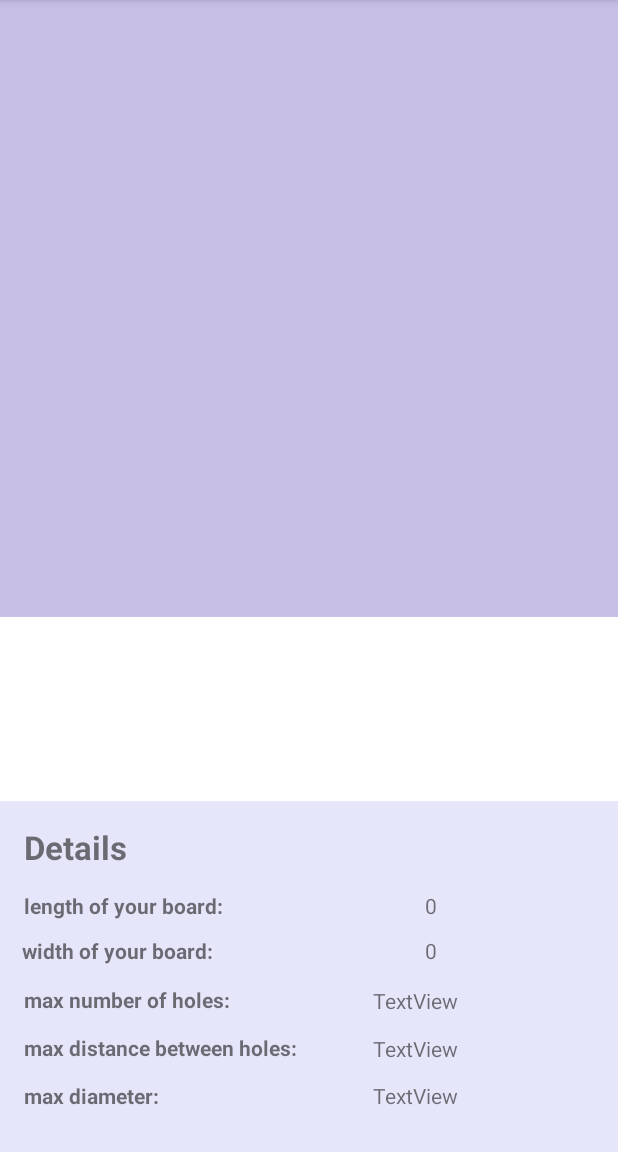
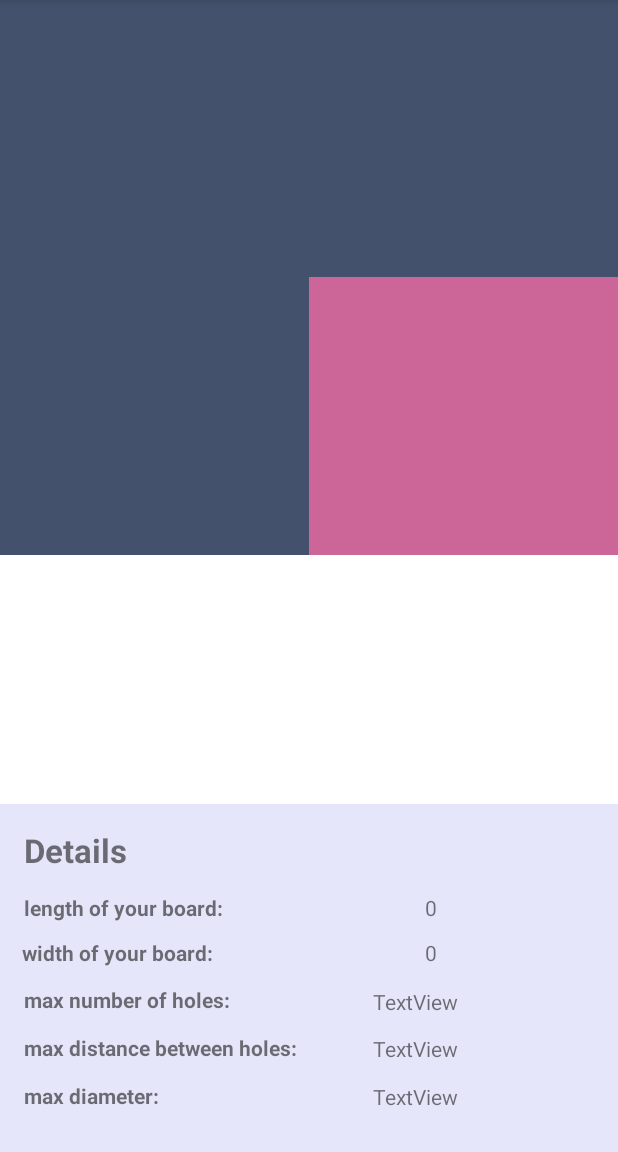
Before and after one commit to christopher-maier/Drilling-assistent, an Android app: the Main2Activity screen opened directly, with no data from a screen before it, on a phone screen of 412 x 824 dp, the part 84-1236 px from its top. Run offline under Robolectric (Android 15) with nearby library versions, the phone set to English and light mode, and no system bars.

Commit message:
Add files via upload

```diff
--- a/src/main/java/com/example/christopher/drillingassistant/Canvas.java
+++ b/src/main/java/com/example/christopher/drillingassistant/Canvas.java
@@ -21,22 +21,9 @@ public class Canvas extends View{
     double distance = dataObject.getDistance();
     double diameter = dataObject.getDiameter();
 
-    private Rect rectangle;
-    private Paint paint;
-
     public Canvas(Context context) {
         super(context);
         init(null);
-
-        int x = 50;
-        int y = 50;
-
-        // create a rectangle that we'll draw later
-        rectangle = new Rect(x, y, (int) length,(int) width);
-
-        // create the Paint and set its color
-        paint = new Paint();
-        paint.setColor(Color.GRAY);
     }
 
     public Canvas(Context context, @Nullable AttributeSet attrs) {
@@ -60,7 +47,18 @@ public class Canvas extends View{
 
     @Override
     protected void onDraw(android.graphics.Canvas canvas) {
-        canvas.drawColor(Color.RED);
-        //canvas.drawRect(rectangle, paint);
+        canvas.drawColor(Color.parseColor("#43516c"));
+
+        Rect rect = new Rect();
+        rect.left = (int) ((canvas.getWidth() - length) / 2);
+        rect.top = (int) ((canvas.getHeight() - width) / 2);
+        rect.right = rect.left + 900;
+        rect.bottom = rect.top + 700;
+
+        Paint paint = new Paint();
+        paint.setColor(Color.parseColor("#cc6699"));
+
+        canvas.drawRect(rect, paint);
+
     }
 }
--- a/src/main/java/com/example/christopher/drillingassistant/Main2Activity.java
+++ b/src/main/java/com/example/christopher/drillingassistant/Main2Activity.java
@@ -25,11 +25,6 @@ import android.widget.Toast;
 
 public class Main2Activity extends AppCompatActivity {
 
-    ImageView imageView;
-    Matrix matrix = new Matrix();
-    Float scale = 1f;
-    ScaleGestureDetector SGD;
-
     double length;
     double width;
     double holes;
@@ -45,11 +40,6 @@ public class Main2Activity extends AppCompatActivity {
     protected void onCreate(Bundle savedInstanceState) {
         super.onCreate(savedInstanceState);
         setContentView(R.layout.activity_main2);
-
-        imageView = findViewById(R.id.imageView);
-        ViewGroup.LayoutParams params = imageView.getLayoutParams();
-
-        SGD = new ScaleGestureDetector(this, new ScaleListener());
 
         Intent intent = getIntent();
         length = intent.getIntExtra(MainActivity.EXTRA_NUMBER0, 0);
@@ -84,27 +74,7 @@ public class Main2Activity extends AppCompatActivity {
 
         modeCase = intent.getIntExtra(MainActivity.EXTRA_NUMBER5, 0);
 
-        params.width = (int) length;
-        params.height = (int) width;
-
         userRestriction();
-    }
-
-    private class ScaleListener extends ScaleGestureDetector.SimpleOnScaleGestureListener{
-        @Override
-        public boolean onScale(ScaleGestureDetector detector){
-            scale = scale * detector.getScaleFactor();
-            scale = Math.max(0.1f, Math.min(scale, 5f));
-            matrix.setScale(scale, scale);
-            imageView.setImageMatrix(matrix);
-            return true;
-        }
-    }
-
-    @Override
-    public boolean onTouchEvent(MotionEvent event){
-        SGD.onTouchEvent(event);
-        return true;
     }
 
     public void userRestriction(){
--- a/src/main/res/layout/activity_main2.xml
+++ b/src/main/res/layout/activity_main2.xml
@@ -7,36 +7,23 @@
     android:layout_height="match_parent"
     android:background="#FFFFFF"
     tools:context=".Main2Activity"
-    tools:layout_editor_absoluteY="81dp">
+    tools:layout_editor_absoluteY="0dp">
 
     <RelativeLayout
         android:layout_width="match_parent"
-        android:layout_height="277dp">
+        android:layout_height="match_parent">
 
         <com.example.christopher.drillingassistant.Canvas
             android:layout_width="match_parent"
-            android:layout_height="277dp" />
+            android:layout_height="370dp" />
 
     </RelativeLayout>
 
-    <ImageView
-        android:id="@+id/imageView"
-        android:layout_width="305dp"
-        android:layout_height="185dp"
-
-        android:scaleType="matrix"
-        android:src="@drawable/board"
-        app:layout_constraintBottom_toTopOf="@+id/DetailLayout"
-        app:layout_constraintEnd_toEndOf="parent"
-        app:layout_constraintHorizontal_bias="0.5"
-        app:layout_constraintStart_toEndOf="@+id/guideline"
-        app:layout_constraintTop_toTopOf="parent"
-        app:srcCompat="@drawable/board" />
 
     <android.support.constraint.ConstraintLayout
         android:id="@+id/DetailLayout"
         android:layout_width="match_parent"
-        android:layout_height="234dp"
+        android:layout_height="232dp"
         android:background="#E6E6FA"
         app:layout_constraintBottom_toBottomOf="parent"
         app:layout_constraintEnd_toEndOf="parent"
```
Also changed, not shown: src/main/res/layout/activity_main.xml (+12 -9 lines), src/main/res/drawable/21168515-hand-of-a-carpenter-taking-measurement-of-a-wooden-plank.jpg (added), src/main/res/drawable/hand-of-a-carpenter-taking-measurement-of-a-wooden-plank.jpg (added).
